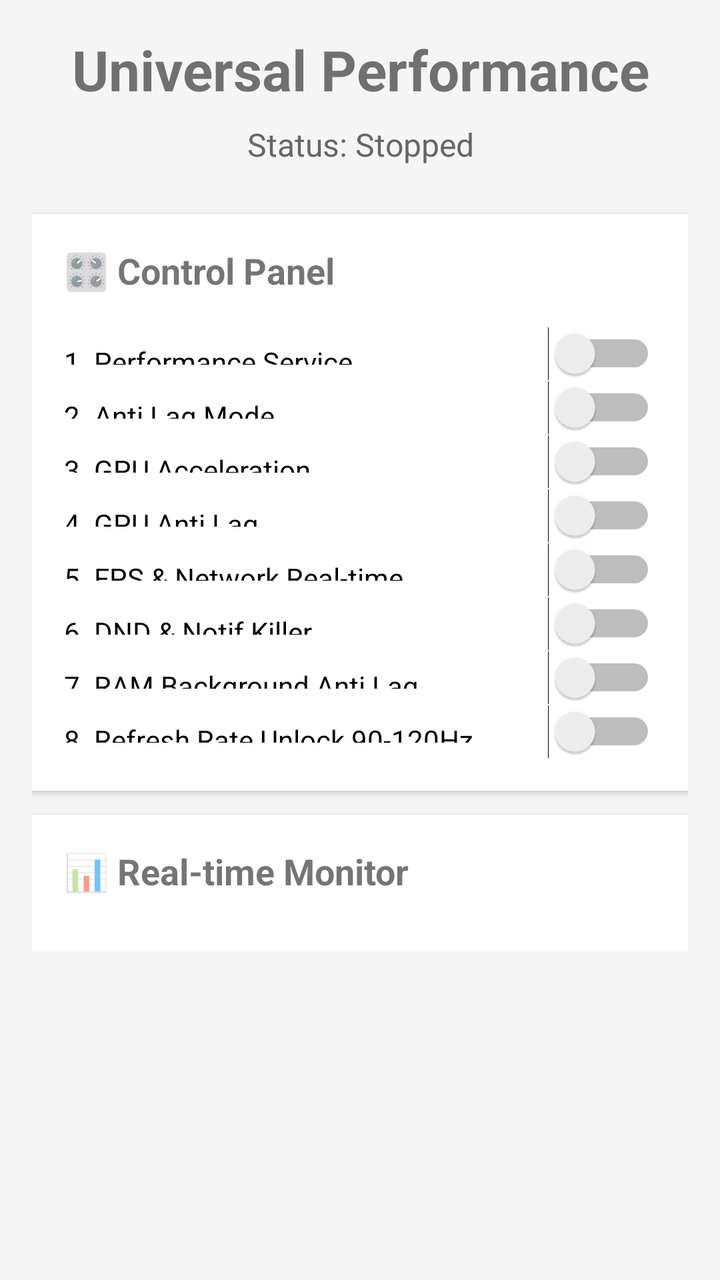
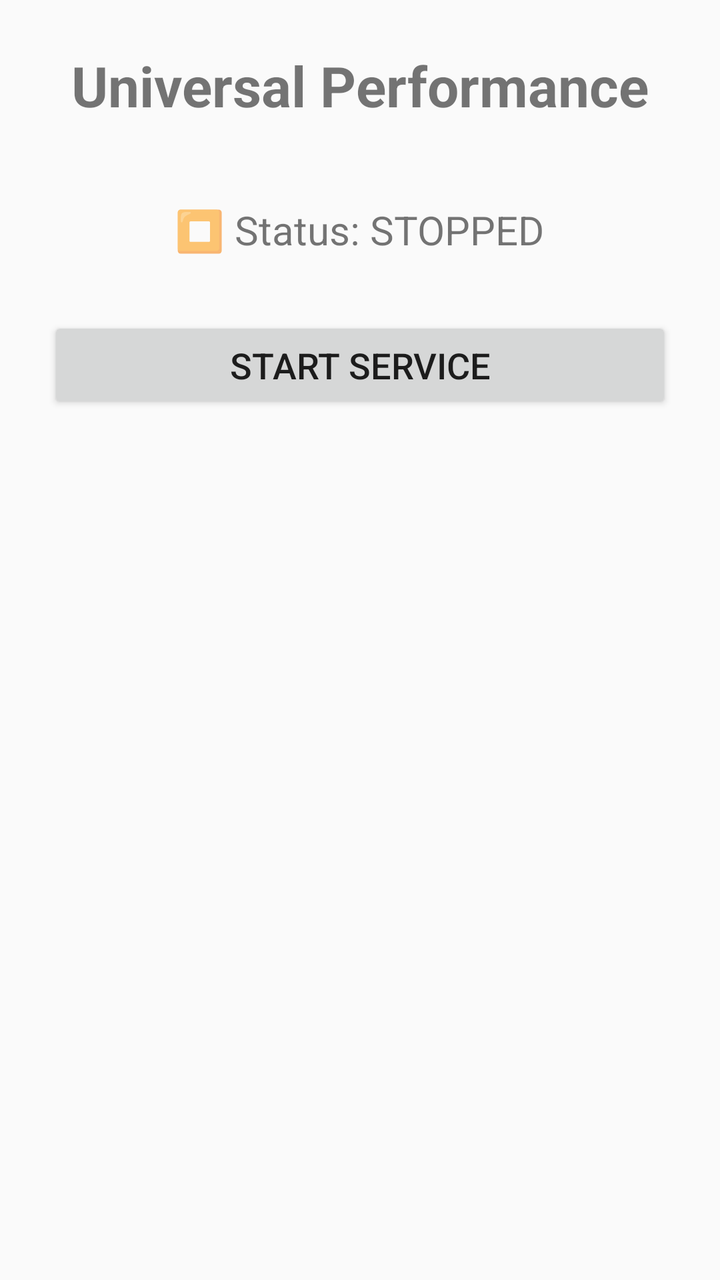

Two renders of the same Android screen: before a commit and after it. Below are the layout's source before the change and the commit's diff.
<!-- AndroidManifest.xml: application theme Theme.AppCompat.Light.NoActionBar -->
<!-- res/layout/activity_main.xml -->
<?xml version="1.0" encoding="utf-8"?>
<ScrollView xmlns:android="http://schemas.android.com/apk/res/android"
    android:layout_width="match_parent"
    android:layout_height="match_parent"
    android:background="#F5F5F5"
    android:padding="16dp">
    <LinearLayout android:layout_width="match_parent"
        android:layout_height="wrap_content"
        android:orientation="vertical">

        <TextView android:layout_width="match_parent"
            android:layout_height="wrap_content"
            android:text="Universal Performance"
            android:textSize="28sp" android:textStyle="bold"
            android:gravity="center" android:layout_marginBottom="8dp"/>

        <TextView android:id="@+id/tv_status"
            android:layout_width="match_parent"
            android:layout_height="wrap_content"
            android:text="Status: Stopped" android:textSize="16sp"
            android:gravity="center" android:layout_marginBottom="24dp"
            android:textColor="#666666"/>

        <LinearLayout android:layout_width="match_parent"
            android:layout_height="wrap_content"
            android:orientation="vertical" android:background="#FFFFFF"
            android:padding="16dp" android:layout_marginBottom="12dp"
            android:elevation="2dp">
            <TextView android:layout_width="wrap_content"
                android:layout_height="wrap_content" android:text="🎛️ Control Panel"
                android:textSize="18sp" android:textStyle="bold" android:layout_marginBottom="16dp"/>

            <Switch android:id="@+id/sw_perf_service" android:text="1. Performance Service" android:layout_width="match_parent" android:paddingVertical="8dp"/>
            <Switch android:id="@+id/sw_anti_lag" android:text="2. Anti Lag Mode" android:layout_width="match_parent" android:paddingVertical="8dp"/>
            <Switch android:id="@+id/sw_gpu_accel" android:text="3. GPU Acceleration" android:layout_width="match_parent" android:paddingVertical="8dp"/>
            <Switch android:id="@+id/sw_gpu_anti_lag" android:text="4. GPU Anti Lag" android:layout_width="match_parent" android:paddingVertical="8dp"/>
            <Switch android:id="@+id/sw_fps_overlay" android:text="5. FPS &amp; Network Real-time" android:layout_width="match_parent" android:paddingVertical="8dp"/>
            <Switch android:id="@+id/sw_dnd_notif" android:text="6. DND &amp; Notif Killer" android:layout_width="match_parent" android:paddingVertical="8dp"/>
            <Switch android:id="@+id/sw_ram_boost" android:text="7. RAM Background Anti Lag" android:layout_width="match_parent" android:paddingVertical="8dp"/>
            <Switch android:id="@+id/sw_refresh_unlock" android:text="8. Refresh Rate Unlock 90-120Hz" android:layout_width="match_parent" android:paddingVertical="8dp"/>
        </LinearLayout>

        <LinearLayout android:layout_width="match_parent"
            android:layout_height="wrap_content"
            android:orientation="vertical" android:background="#FFFFFF"
            android:padding="16dp" android:elevation="2dp">
            <TextView android:layout_width="wrap_content"
                android:layout_height="wrap_content" android:text="📊 Real-time Monitor"
                android:textSize="18sp" android:textStyle="bold" android:layout_marginBottom="12dp"/>
            <TextView android:id="@+id/tv_fps" android:text="FPS: 60" android:textSize="15sp" android:textColor="#2E7D32"/>
            <TextView android:id="@+id/tv_temp" android:text="Temp: 36.0°C" android:textSize="15sp" android:textColor="#E65100"/>
            <TextView android:id="@+id/tv_network" android:text="WiFi: — | Data: —" android:textSize="15sp" android:textColor="#1565C0"/>
            <TextView android:id="@+id/tv_refresh" android:text="Refresh: 60Hz → 120Hz" android:textSize="15sp" android:textColor="#9C27B0"/>
        </LinearLayout>
    </LinearLayout>
</ScrollView>
<!-- resources referenced by this layout -->
<resources>

</resources>

<!-- the commit's change to res/layout/activity_main.xml (unified diff, before → after) -->
@@ -1,56 +1,32 @@
 <?xml version="1.0" encoding="utf-8"?>
-<ScrollView xmlns:android="http://schemas.android.com/apk/res/android"
+<LinearLayout xmlns:android="http://schemas.android.com/apk/res/android"
     android:layout_width="match_parent"
     android:layout_height="match_parent"
-    android:background="#F5F5F5"
-    android:padding="16dp">
-    <LinearLayout android:layout_width="match_parent"
+    android:orientation="vertical"
+    android:padding="24dp"
+    android:gravity="center_horizontal">
+
+    <TextView
+        android:layout_width="wrap_content"
         android:layout_height="wrap_content"
-        android:orientation="vertical">
+        android:text="Universal Performance"
+        android:textSize="28sp"
+        android:textStyle="bold"
+        android:layout_marginBottom="40dp"/>
 
-        <TextView android:layout_width="match_parent"
-            android:layout_height="wrap_content"
-            android:text="Universal Performance"
-            android:textSize="28sp" android:textStyle="bold"
-            android:gravity="center" android:layout_marginBottom="8dp"/>
+    <TextView
+        android:id="@+id/tv_status"
+        android:layout_width="wrap_content"
+        android:layout_height="wrap_content"
+        android:text="@string/stopped"
+        android:textSize="20sp"
+        android:layout_marginBottom="30dp"/>
 
-        <TextView android:id="@+id/tv_status"
-            android:layout_width="match_parent"
-            android:layout_height="wrap_content"
-            android:text="Status: Stopped" android:textSize="16sp"
-            android:gravity="center" android:layout_marginBottom="24dp"
-            android:textColor="#666666"/>
-
-        <LinearLayout android:layout_width="match_parent"
-            android:layout_height="wrap_content"
-            android:orientation="vertical" android:background="#FFFFFF"
-            android:padding="16dp" android:layout_marginBottom="12dp"
-            android:elevation="2dp">
-            <TextView android:layout_width="wrap_content"
-                android:layout_height="wrap_content" android:text="🎛️ Control Panel"
-                android:textSize="18sp" android:textStyle="bold" android:layout_marginBottom="16dp"/>
-
-            <Switch android:id="@+id/sw_perf_service" android:text="1. Performance Service" android:layout_width="match_parent" android:paddingVertical="8dp"/>
-            <Switch android:id="@+id/sw_anti_lag" android:text="2. Anti Lag Mode" android:layout_width="match_parent" android:paddingVertical="8dp"/>
-            <Switch android:id="@+id/sw_gpu_accel" android:text="3. GPU Acceleration" android:layout_width="match_parent" android:paddingVertical="8dp"/>
-            <Switch android:id="@+id/sw_gpu_anti_lag" android:text="4. GPU Anti Lag" android:layout_width="match_parent" android:paddingVertical="8dp"/>
-            <Switch android:id="@+id/sw_fps_overlay" android:text="5. FPS &amp; Network Real-time" android:layout_width="match_parent" android:paddingVertical="8dp"/>
-            <Switch android:id="@+id/sw_dnd_notif" android:text="6. DND &amp; Notif Killer" android:layout_width="match_parent" android:paddingVertical="8dp"/>
-            <Switch android:id="@+id/sw_ram_boost" android:text="7. RAM Background Anti Lag" android:layout_width="match_parent" android:paddingVertical="8dp"/>
-            <Switch android:id="@+id/sw_refresh_unlock" android:text="8. Refresh Rate Unlock 90-120Hz" android:layout_width="match_parent" android:paddingVertical="8dp"/>
-        </LinearLayout>
-
-        <LinearLayout android:layout_width="match_parent"
-            android:layout_height="wrap_content"
-            android:orientation="vertical" android:background="#FFFFFF"
-            android:padding="16dp" android:elevation="2dp">
-            <TextView android:layout_width="wrap_content"
-                android:layout_height="wrap_content" android:text="📊 Real-time Monitor"
-                android:textSize="18sp" android:textStyle="bold" android:layout_marginBottom="12dp"/>
-            <TextView android:id="@+id/tv_fps" android:text="FPS: 60" android:textSize="15sp" android:textColor="#2E7D32"/>
-            <TextView android:id="@+id/tv_temp" android:text="Temp: 36.0°C" android:textSize="15sp" android:textColor="#E65100"/>
-            <TextView android:id="@+id/tv_network" android:text="WiFi: — | Data: —" android:textSize="15sp" android:textColor="#1565C0"/>
-            <TextView android:id="@+id/tv_refresh" android:text="Refresh: 60Hz → 120Hz" android:textSize="15sp" android:textColor="#9C27B0"/>
-        </LinearLayout>
-    </LinearLayout>
-</ScrollView>
+    <Button
+        android:id="@+id/btn_toggle"
+        android:layout_width="match_parent"
+        android:layout_height="wrap_content"
+        android:text="@string/start"
+        android:textSize="18sp"
+        android:paddingVertical="12dp"/>
+</LinearLayout>
<!-- resource entries referenced after the edit -->
@@ -1,5 +1,6 @@
 <!-- resources referenced by this layout -->
 <resources>
-
+  <string name="start">Start Service</string>
+  <string name="stopped">⏹️ Status: STOPPED</string>
 </resources>
 
